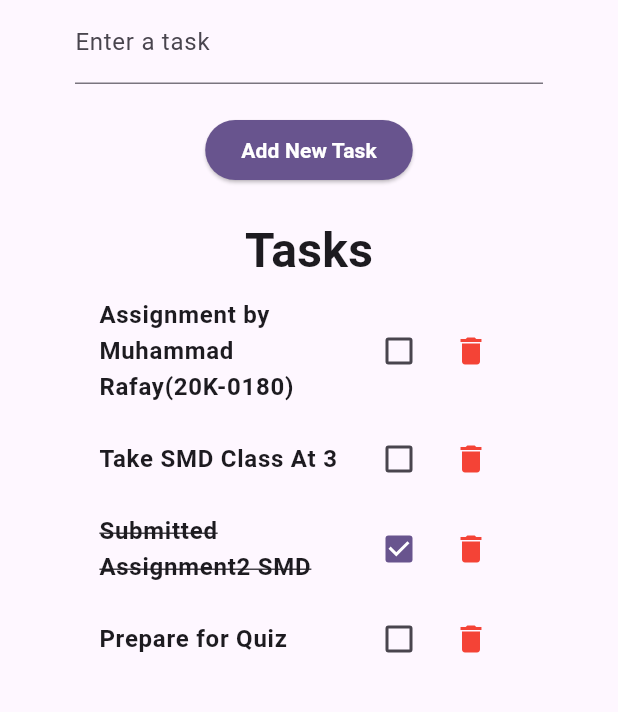
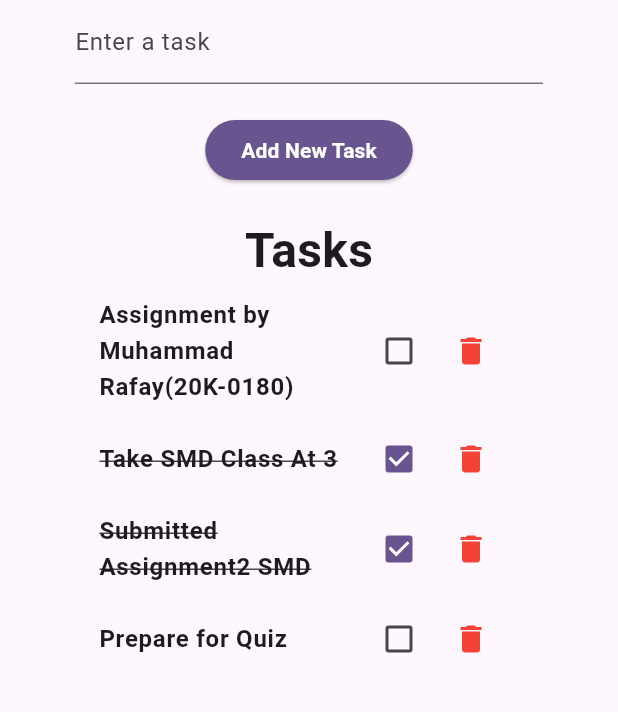
Before and after one commit to MUHAMMAD-ABDUL-RAFAY/SMD-TodoList-FLutter, a Flutter app: the screen it shows after launch, on a phone screen of 412 x 824 dp, the part 84-796 px from its top. Run offline on Flutter 3.47's test engine with Material 3 defaults, Android fonts, the phone set to English and light mode, and no system bars.

Commit message:
small changes

```diff
--- a/lib/main.dart
+++ b/lib/main.dart
@@ -38,7 +38,7 @@ class _HomeState extends State<Home> {
       "Id6435": {"Assignment by Muhammad Rafay(20K-0180)": false},
     },
     {
-      "Id1234": {"Take SMD Class At 3": false},
+      "Id1234": {"Take SMD Class At 3": true},
     },
     {
       "Id1235": {"Submitted Assignment2 SMD": true},
```
